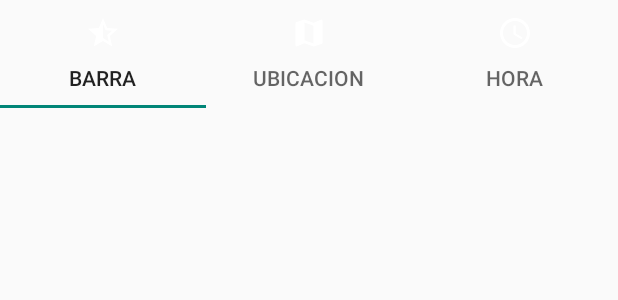
After one commit to KingGnome115/EvalucacionPrimerParcial, an Android app: the layout activity_pestanias.xml on its own in the app's theme, with its tools: preview values and no code run, on a phone screen of 412 x 824 dp. The commit adds this screen. Shown: the top 300 px of the screen. Run offline under Robolectric (Android 15) with nearby library versions, the phone set to English and light mode, and no system bars.

Commit message:
Ya termine la vista de pestanias, falta funcionalidad

```diff
--- a/app/src/main/AndroidManifest.xml
+++ b/app/src/main/AndroidManifest.xml
@@ -1,7 +1,7 @@
 <?xml version="1.0" encoding="utf-8"?>
 <manifest xmlns:android="http://schemas.android.com/apk/res/android"
     xmlns:tools="http://schemas.android.com/tools"
-    package="com.example.evalucacionprimerparcial" >
+    package="com.example.evalucacionprimerparcial">
 
     <uses-feature
         android:name="android.hardware.camera"
@@ -18,7 +18,11 @@
         android:roundIcon="@mipmap/ic_launcher_round"
         android:supportsRtl="true"
         android:theme="@style/Theme.AppCompat.DayNight.NoActionBar"
-        tools:targetApi="31" >
+        tools:targetApi="31">
+        <activity
+            android:name=".Pestanias"
+            android:exported="false" />
+
         <meta-data
             android:name="com.google.android.actions"
             android:resource="@xml/file_paths" />
@@ -27,7 +31,7 @@
             android:name="androidx.core.content.FileProvider"
             android:authorities="com.example.evalucacionprimerparcial.fileprovider"
             android:exported="false"
-            android:grantUriPermissions="true" >
+            android:grantUriPermissions="true">
             <meta-data
                 android:name="android.support.FILE_PROVIDER_PATHS"
                 android:resource="@xml/file_paths" />
@@ -51,7 +55,7 @@
         <activity
             android:name=".MainActivity"
             android:exported="true"
-            android:screenOrientation="portrait" >
+            android:screenOrientation="portrait">
             <intent-filter>
                 <action android:name="android.intent.action.MAIN" />
 
--- a/app/src/main/java/com/example/evalucacionprimerparcial/Menu.java
+++ b/app/src/main/java/com/example/evalucacionprimerparcial/Menu.java
@@ -99,7 +99,8 @@ public class Menu extends AppCompatActivity {
         btnPestanias.setOnClickListener(new View.OnClickListener() {
             @Override
             public void onClick(View v) {
-
+                Intent intent = new Intent(Menu.this, Pestanias.class);
+                startActivity(intent);
             }
         });
     }
--- /dev/null
+++ b/app/src/main/java/com/example/evalucacionprimerparcial/Pestanias.java
@@ -0,0 +1,14 @@
+package com.example.evalucacionprimerparcial;
+
+import androidx.appcompat.app.AppCompatActivity;
+
+import android.os.Bundle;
+
+public class Pestanias extends AppCompatActivity {
+
+    @Override
+    protected void onCreate(Bundle savedInstanceState) {
+        super.onCreate(savedInstanceState);
+        setContentView(R.layout.activity_pestanias);
+    }
+}
--- /dev/null
+++ b/app/src/main/res/drawable/ic_estrella.xml
@@ -0,0 +1,5 @@
+<vector android:height="24dp" android:tint="#000000"
+    android:viewportHeight="24" android:viewportWidth="24"
+    android:width="24dp" xmlns:android="http://schemas.android.com/apk/res/android">
+    <path android:fillColor="@android:color/white" android:pathData="M22,9.24l-7.19,-0.62L12,2L9.19,8.63L2,9.24l5.46,4.73L5.82,21L12,17.27L18.18,21l-1.63,-7.03L22,9.24zM12,15.4V6.1l1.71,4.04l4.38,0.38l-3.32,2.88l1,4.28L12,15.4z"/>
+</vector>
--- /dev/null
+++ b/app/src/main/res/drawable/ic_gps.xml
@@ -0,0 +1,5 @@
+<vector android:height="24dp" android:tint="#000000"
+    android:viewportHeight="24" android:viewportWidth="24"
+    android:width="24dp" xmlns:android="http://schemas.android.com/apk/res/android">
+    <path android:fillColor="@android:color/white" android:pathData="M20.5,3l-0.16,0.03L15,5.1 9,3 3.36,4.9c-0.21,0.07 -0.36,0.25 -0.36,0.48V20.5c0,0.28 0.22,0.5 0.5,0.5l0.16,-0.03L9,18.9l6,2.1 5.64,-1.9c0.21,-0.07 0.36,-0.25 0.36,-0.48V3.5c0,-0.28 -0.22,-0.5 -0.5,-0.5zM15,19l-6,-2.11V5l6,2.11V19z"/>
+</vector>
--- /dev/null
+++ b/app/src/main/res/drawable/ic_hora.xml
@@ -0,0 +1,6 @@
+<vector android:height="24dp" android:tint="#000000"
+    android:viewportHeight="24" android:viewportWidth="24"
+    android:width="24dp" xmlns:android="http://schemas.android.com/apk/res/android">
+    <path android:fillColor="@android:color/white" android:pathData="M11.99,2C6.47,2 2,6.48 2,12s4.47,10 9.99,10C17.52,22 22,17.52 22,12S17.52,2 11.99,2zM12,20c-4.42,0 -8,-3.58 -8,-8s3.58,-8 8,-8 8,3.58 8,8 -3.58,8 -8,8z"/>
+    <path android:fillColor="@android:color/white" android:pathData="M12.5,7H11v6l5.25,3.15 0.75,-1.23 -4.5,-2.67z"/>
+</vector>
--- /dev/null
+++ b/app/src/main/res/layout/activity_pestanias.xml
@@ -0,0 +1,49 @@
+<?xml version="1.0" encoding="utf-8"?>
+<LinearLayout
+    xmlns:android="http://schemas.android.com/apk/res/android"
+    xmlns:app="http://schemas.android.com/apk/res-auto"
+    xmlns:tools="http://schemas.android.com/tools"
+    android:layout_width="match_parent"
+    android:layout_height="match_parent"
+    tools:context=".Pestanias"
+    android:orientation="vertical">
+
+    <com.google.android.material.tabs.TabLayout
+        android:id="@+id/TabLayoutPes"
+        android:layout_width="match_parent"
+        android:layout_height="wrap_content">
+
+        <com.google.android.material.tabs.TabItem
+            android:id="@+id/TabBarraPes"
+            android:layout_width="wrap_content"
+            android:layout_height="wrap_content"
+            android:text="@string/barra"
+            android:icon="@drawable/ic_estrella"
+            android:background="@color/black"/>
+
+        <com.google.android.material.tabs.TabItem
+            android:id="@+id/TabGpsPes"
+            android:layout_width="wrap_content"
+            android:layout_height="wrap_content"
+            android:text="@string/gps"
+            android:icon="@drawable/ic_gps"
+            android:background="@color/black"/>
+
+        <com.google.android.material.tabs.TabItem
+            android:id="@+id/TabHoraPes"
+            android:layout_width="wrap_content"
+            android:layout_height="wrap_content"
+            android:text="@string/hora"
+            android:icon="@drawable/ic_hora"
+            android:background="@color/black"/>
+    </com.google.android.material.tabs.TabLayout>
+
+    <androidx.viewpager.widget.ViewPager
+        android:id="@+id/ViewPager"
+        android:layout_width="match_parent"
+        android:layout_height="match_parent">
+
+    </androidx.viewpager.widget.ViewPager>
+
+
+</LinearLayout>
--- a/app/src/main/res/values/strings.xml
+++ b/app/src/main/res/values/strings.xml
@@ -13,4 +13,7 @@
     <string name="menuTele">Opciones de television</string>
     <string name="atras">Atras</string>
     <string name="buscar">Buscar en Galeria</string>
+    <string name="barra">Barra</string>
+    <string name="gps">Ubicacion</string>
+    <string name="hora">Hora</string>
 </resources>
```
